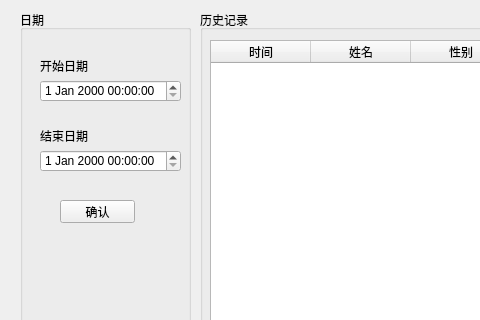
Old version of the form historyview.ui in the repository NevilleNoah/HikvisionCamera2; both pictures show x 0 to 480 and y 0 to 320 of the 1080 by 680 pixel window.
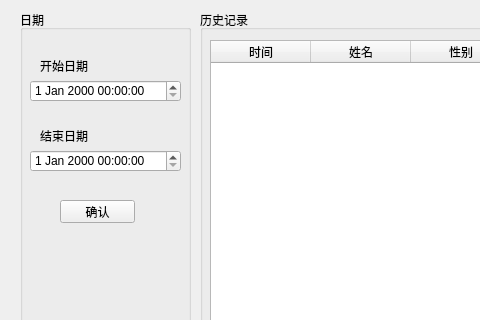
New version of the form.

What changed in the file:
```diff
--- a/historyview.ui
+++ b/historyview.ui
@@ -60,9 +60,9 @@
    <widget class="QDateTimeEdit" name="dateTimeEdit">
     <property name="geometry">
      <rect>
-      <x>20</x>
+      <x>10</x>
       <y>70</y>
-      <width>141</width>
+      <width>151</width>
       <height>22</height>
      </rect>
     </property>
@@ -70,9 +70,9 @@
    <widget class="QDateTimeEdit" name="dateTimeEdit_2">
     <property name="geometry">
      <rect>
-      <x>20</x>
+      <x>10</x>
       <y>140</y>
-      <width>141</width>
+      <width>151</width>
       <height>22</height>
      </rect>
     </property>
```
Left out of the diff: 4 changed lines with no effect on the pictures.
